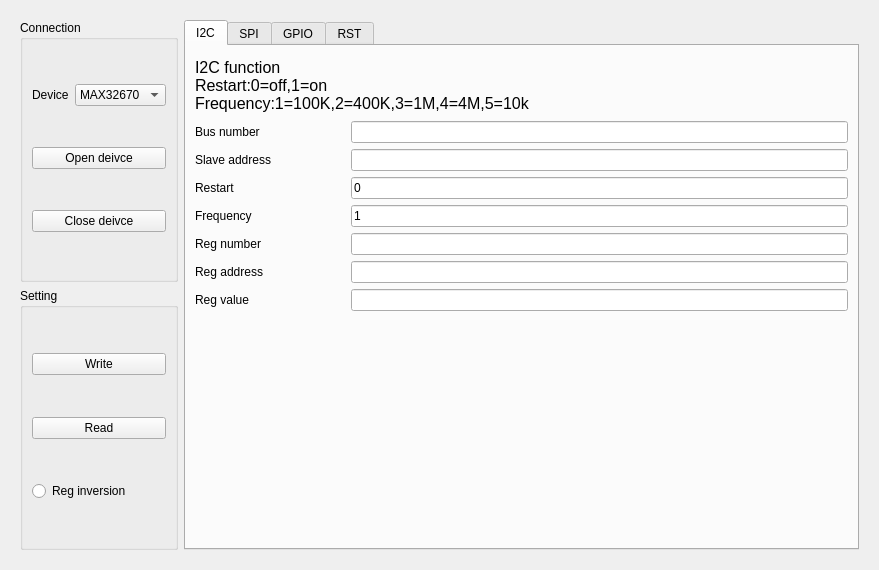
Qt form ui/ui_mcuwindow.ui (wangwencd/chip-test) before a commit.
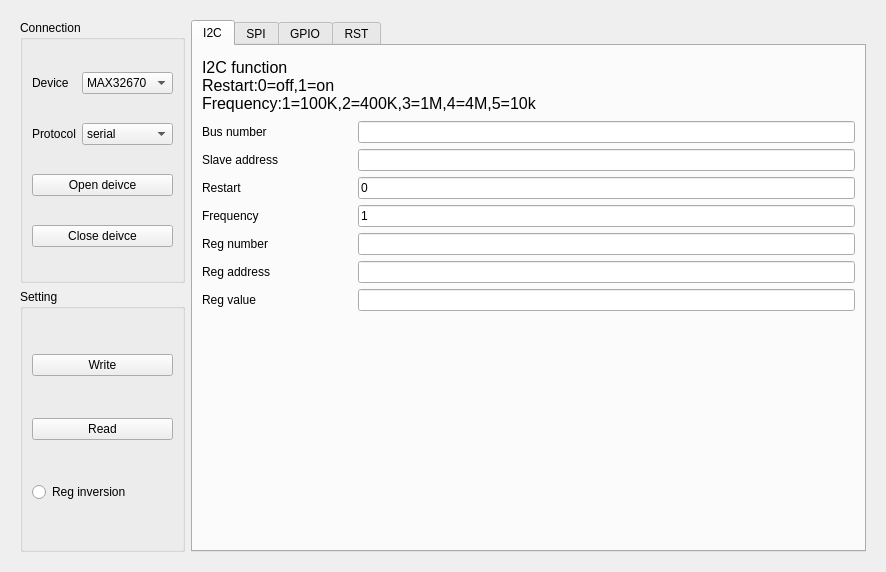
The same form after that commit.

```diff
--- a/ui/ui_mcuwindow.ui
+++ b/ui/ui_mcuwindow.ui
@@ -6,8 +6,8 @@
    <rect>
     <x>0</x>
     <y>0</y>
-    <width>879</width>
-    <height>570</height>
+    <width>886</width>
+    <height>572</height>
    </rect>
   </property>
   <property name="windowTitle">
@@ -55,7 +55,7 @@
        <widget class="QGroupBox" name="groupBox_connection">
         <property name="minimumSize">
          <size>
-          <width>120</width>
+          <width>150</width>
           <height>0</height>
          </size>
         </property>
@@ -73,7 +73,7 @@
            </property>
            <property name="maximumSize">
             <size>
-             <width>40</width>
+             <width>50</width>
              <height>16777215</height>
             </size>
            </property>
@@ -82,13 +82,6 @@
            </property>
           </widget>
          </item>
-         <item row="1" column="0" colspan="2">
-          <widget class="QPushButton" name="pushButton_open">
-           <property name="text">
-            <string>Open deivce</string>
-           </property>
-          </widget>
-         </item>
          <item row="0" column="1">
           <widget class="QComboBox" name="comboBox_device">
            <property name="minimumSize">
@@ -115,9 +108,63 @@
              <string>F413CH</string>
             </property>
            </item>
+           <item>
+            <property name="text">
+             <string>CH341A</string>
+            </property>
+           </item>
+          </widget>
+         </item>
+         <item row="1" column="0">
+          <widget class="QLabel" name="label_89">
+           <property name="minimumSize">
+            <size>
+             <width>20</width>
+             <height>0</height>
+            </size>
+           </property>
+           <property name="maximumSize">
+            <size>
+             <width>50</width>
+             <height>16777215</height>
+            </size>
+           </property>
+           <property name="text">
+            <string>Protocol</string>
+           </property>
+          </widget>
+         </item>
+         <item row="1" column="1">
+          <widget class="QComboBox" name="comboBox_protocol">
+           <property name="minimumSize">
+            <size>
+             <width>60</width>
+             <height>0</height>
+            </size>
+           </property>
+           <property name="editable">
+            <bool>false</bool>
+           </property>
+           <item>
+            <property name="text">
+             <string>serial</string>
+            </property>
+           </item>
+           <item>
+            <property name="text">
+             <string>ch</string>
+            </property>
+           </item>
           </widget>
          </item>
          <item row="2" column="0" colspan="2">
+          <widget class="QPushButton" name="pushButton_open">
+           <property name="text">
+            <string>Open deivce</string>
+           </property>
+          </widget>
+         </item>
+         <item row="3" column="0" colspan="2">
           <widget class="QPushButton" name="pushButton_close">
            <property name="text">
             <string>Close deivce</string>
```
